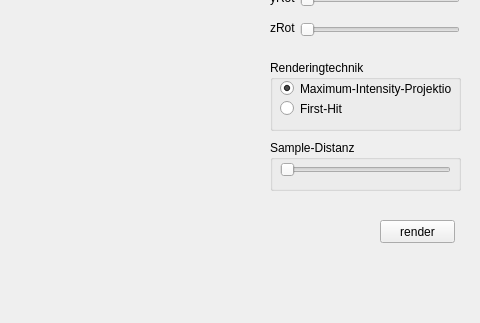
First picture: the form in res/MainWindow.ui, repository ernads93/Visualisierung1WS15, before the edit; both pictures show x 520 to 1000 and y 149 to 472 of the 1000 by 700 pixel window.
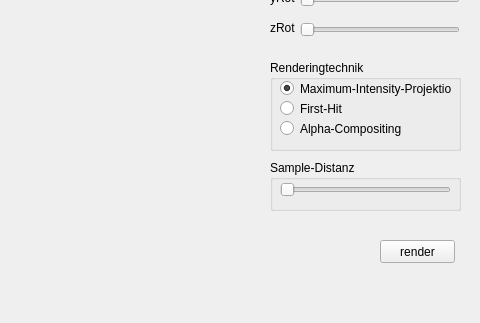
Second picture: the form after the edit. Custom widgets are drawn as their Qt base class.

Commit message: add alpha compositing radio button

The edit to the form file:
```diff
--- a/res/MainWindow.ui
+++ b/res/MainWindow.ui
@@ -180,7 +180,7 @@
       <x>790</x>
       <y>190</y>
       <width>191</width>
-      <height>71</height>
+      <height>91</height>
      </rect>
     </property>
     <property name="title">
@@ -215,12 +215,25 @@
       <string>First-Hit</string>
      </property>
     </widget>
+    <widget class="QRadioButton" name="radioAC">
+     <property name="geometry">
+      <rect>
+       <x>10</x>
+       <y>60</y>
+       <width>141</width>
+       <height>17</height>
+      </rect>
+     </property>
+     <property name="text">
+      <string>Alpha-Compositing</string>
+     </property>
+    </widget>
    </widget>
    <widget class="QPushButton" name="renderButton">
     <property name="geometry">
      <rect>
       <x>900</x>
-      <y>350</y>
+      <y>370</y>
       <width>75</width>
       <height>23</height>
      </rect>
@@ -233,7 +246,7 @@
     <property name="geometry">
      <rect>
       <x>790</x>
-      <y>270</y>
+      <y>290</y>
       <width>191</width>
       <height>51</height>
      </rect>
```
The commit also changes 4 other files.
